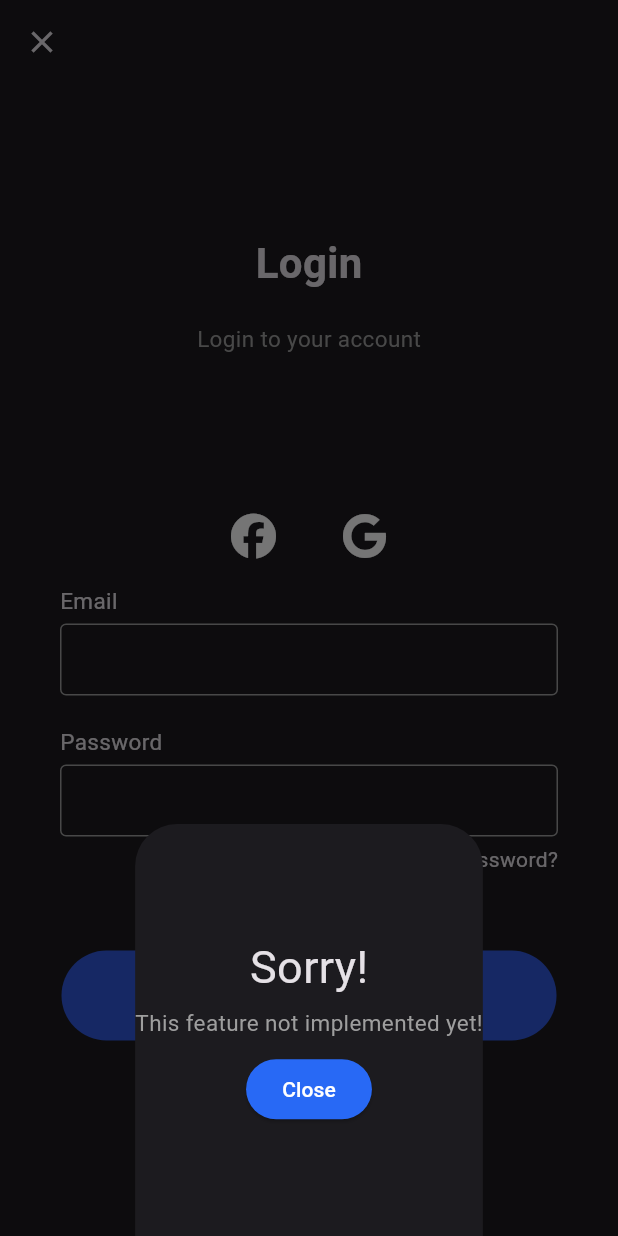
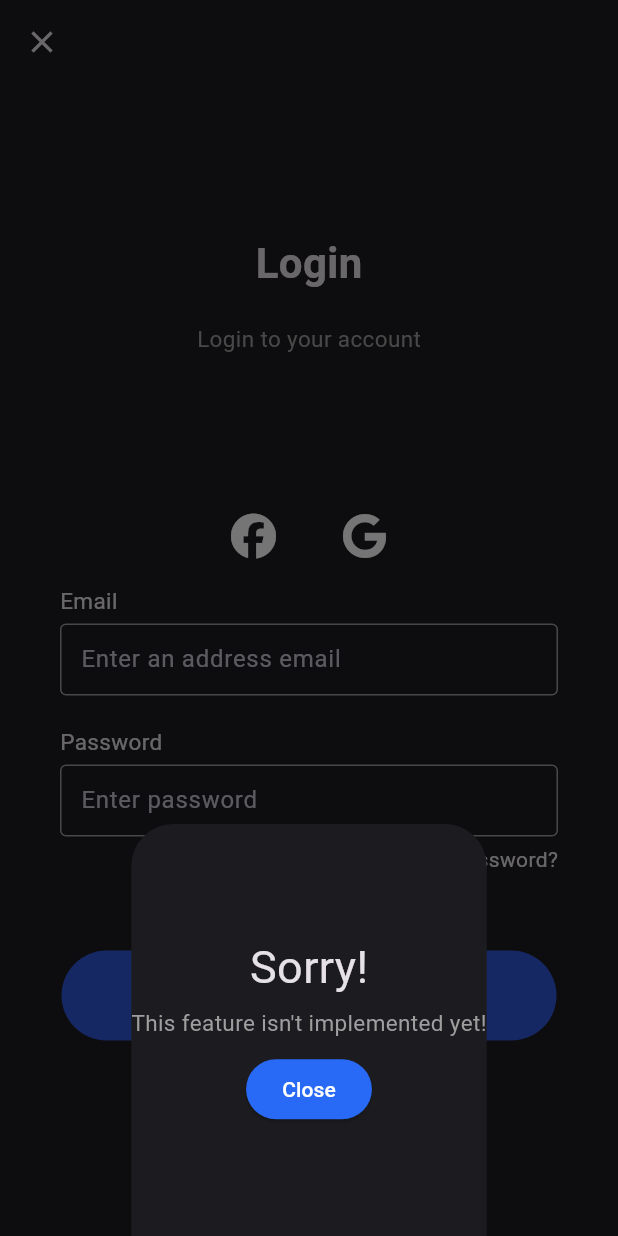
Before and after one commit to krystianpetek/AwesomePlaces, a Flutter app: the LoginScreen screen opened by its route, after a tap on "Forgot password?", on a phone screen of 412 x 824 dp. Run offline on Flutter 3.47's test engine with Material 2 defaults, Android fonts, the light colour scheme and no system bars; our stand-ins replace flutter_riverpod, flutter_svg, font_awesome_flutter, go_router, shared_preferences; accounts and stored records are empty.

Commit message:
APP - Created reusable showModal future widget and moved to separate file Changed implementation of modals on LoginScreen

```diff
--- a/awesome_places/lib/src/features/authentication/ui/login_screen.dart
+++ b/awesome_places/lib/src/features/authentication/ui/login_screen.dart
@@ -1,4 +1,5 @@
 import 'package:awesome_places/src/features/authentication/data/providers/authentication_provider.dart';
+import 'package:awesome_places/src/features/authentication/ui/widgets/widgets.dart';
 import 'package:awesome_places/src/routes/models/routes.dart';
 import 'package:awesome_places/src/widgets/redirect_button.dart';
 import 'package:awesome_places/src/widgets/snackbar_messages/custom_snackbar.dart';
@@ -72,7 +73,8 @@ class _LoginScreenState extends ConsumerState<LoginScreen> {
                         borderRadius:
                             const BorderRadius.all(Radius.circular(50)),
                         onTap: () async {
-                          await showModal(context, reason: 'Login by Facebook');
+                          await showModal(
+                              text: "Login by Facebook isn't implemented yet!");
                         },
                         child: const Padding(
                           padding: EdgeInsets.all(7),
@@ -84,7 +86,8 @@ class _LoginScreenState extends ConsumerState<LoginScreen> {
                         borderRadius:
                             const BorderRadius.all(Radius.circular(50)),
                         onTap: () async {
-                          await showModal(context, reason: 'Login by Google');
+                          await showModal(
+                              text: "Login by Google isn't implemented yet!");
                         },
                         child: const Padding(
                           padding: EdgeInsets.all(7),
@@ -94,15 +97,16 @@ class _LoginScreenState extends ConsumerState<LoginScreen> {
                     ],
                   ),
                   const SizedBox(height: 10),
-                  buildInputField(
+                  EmailField(
+                    textEditingController: emailController,
                     label: 'Email',
-                    textController: emailController,
                   ),
                   const SizedBox(height: 20),
-                  buildInputField(
-                      label: 'Password',
-                      obscureText: true,
-                      textController: passwordController),
+                  PasswordField(
+                    label: 'Password',
+                    textEditingController: passwordController,
+                    obscureText: true,
+                  ),
                   const SizedBox(height: 5),
                   Row(
                     mainAxisAlignment: MainAxisAlignment.end,
@@ -110,9 +114,14 @@ class _LoginScreenState extends ConsumerState<LoginScreen> {
                       InkWell(
                           child: const Text('Forgot password?'),
                           onTap: () async {
-                            await showModal(context);
+                            await showModal(
+                                text: "This feature isn't implemented yet!");
+                            await showModal(
+                              text: "I fill login data for you.",
+                            );
                             emailController.text = 'userMock@email.com';
                             passwordController.text = 'defaultPass';
+                            // komunikat o wypełnieniu danymi
                           })
                     ],
                   ),
@@ -126,10 +135,13 @@ class _LoginScreenState extends ConsumerState<LoginScreen> {
                           onClick: () async {
                             setState(() {
                               widget.loading = true;
+                              // przenieść do auth state
                             });
-                            await authenticationNotifier.login(LoginModel(
-                                email: emailController.text,
-                                password: passwordController.text));
+                            await authenticationNotifier.login(
+                              LoginModel(
+                                  email: emailController.text,
+                                  password: passwordController.text),
+                            );
 
                             if (authenticationNotifier
                                 .state.errorMessage.isNotEmpty) {
@@ -161,7 +173,8 @@ class _LoginScreenState extends ConsumerState<LoginScreen> {
                       const SizedBox(width: 5),
                       InkWell(
                         onTap: () async {
-                          await showModal(context);
+                          await showModal(
+                              text: "This feature isn't implemented yet!");
                         },
                         child: const Text(
                           "Sign up",
@@ -187,33 +200,11 @@ class _LoginScreenState extends ConsumerState<LoginScreen> {
     super.dispose();
   }
 
-  Future showModal(BuildContext context, {String reason = 'This feature'}) {
+  Future showModal({required String text}) {
     return showModalBottomSheet(
       context: context,
       builder: (context) {
-        return SizedBox(
-          height: MediaQuery.of(context).size.height / 3,
-          child: Column(mainAxisAlignment: MainAxisAlignment.center, children: [
-            const Text('Sorry!', style: TextStyle(fontSize: 30)),
-            const SizedBox(height: 5),
-            Text(
-              '$reason not implemented yet!',
-              style: const TextStyle(fontSize: 15, color: Colors.grey),
-            ),
-            const SizedBox(height: 10),
-            ElevatedButton(
-              style: ButtonStyle(
-                  backgroundColor:
-                      MaterialStateColor.resolveWith((states) => logoColor),
-                  foregroundColor:
-                      MaterialStateColor.resolveWith((states) => Colors.white)),
-              onPressed: () {
-                Navigator.pop(context);
-              },
-              child: const Text('Close'),
-            )
-          ]),
-        );
+        return ShowModalBottom(text: text);
       },
     );
   }
@@ -239,6 +230,11 @@ class _LoginScreenState extends ConsumerState<LoginScreen> {
     );
   }
 
+// email field nad password field
+// register screen
+// validators in fields
+// remove build buttons
+// move showmodal
   Widget buildInputField(
       {required String label,
       bool obscureText = false,
--- a/awesome_places/lib/src/features/authentication/ui/widgets/show_modal_bottom.dart
+++ b/awesome_places/lib/src/features/authentication/ui/widgets/show_modal_bottom.dart
@@ -0,0 +1,35 @@
+import 'package:flutter/material.dart';
+
+class ShowModalBottom extends StatelessWidget {
+  final String text;
+
+  const ShowModalBottom({super.key, required this.text});
+  @override
+  Widget build(BuildContext context) {
+    return SizedBox(
+      height: MediaQuery.of(context).size.height / 3,
+      child: Column(mainAxisAlignment: MainAxisAlignment.center, children: [
+        const Text('Sorry!', style: TextStyle(fontSize: 30)),
+        const SizedBox(height: 5),
+        Text(
+          text,
+          style: const TextStyle(fontSize: 15, color: Colors.grey),
+        ),
+        const SizedBox(height: 10),
+        ElevatedButton(
+          style: ButtonStyle(
+            backgroundColor: MaterialStateColor.resolveWith(
+              (states) => const Color.fromARGB(255, 40, 105, 245),
+            ),
+            foregroundColor:
+                MaterialStateColor.resolveWith((states) => Colors.white),
+          ),
+          onPressed: () {
+            Navigator.pop(context);
+          },
+          child: const Text('Close'),
+        )
+      ]),
+    );
+  }
+}
```
